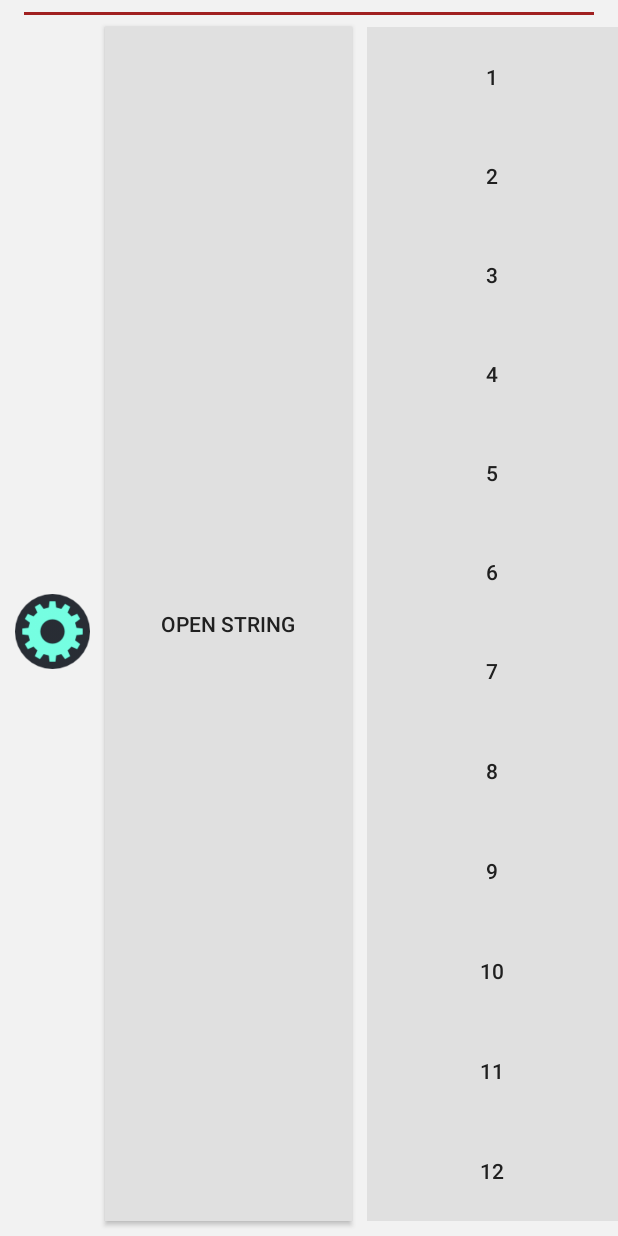
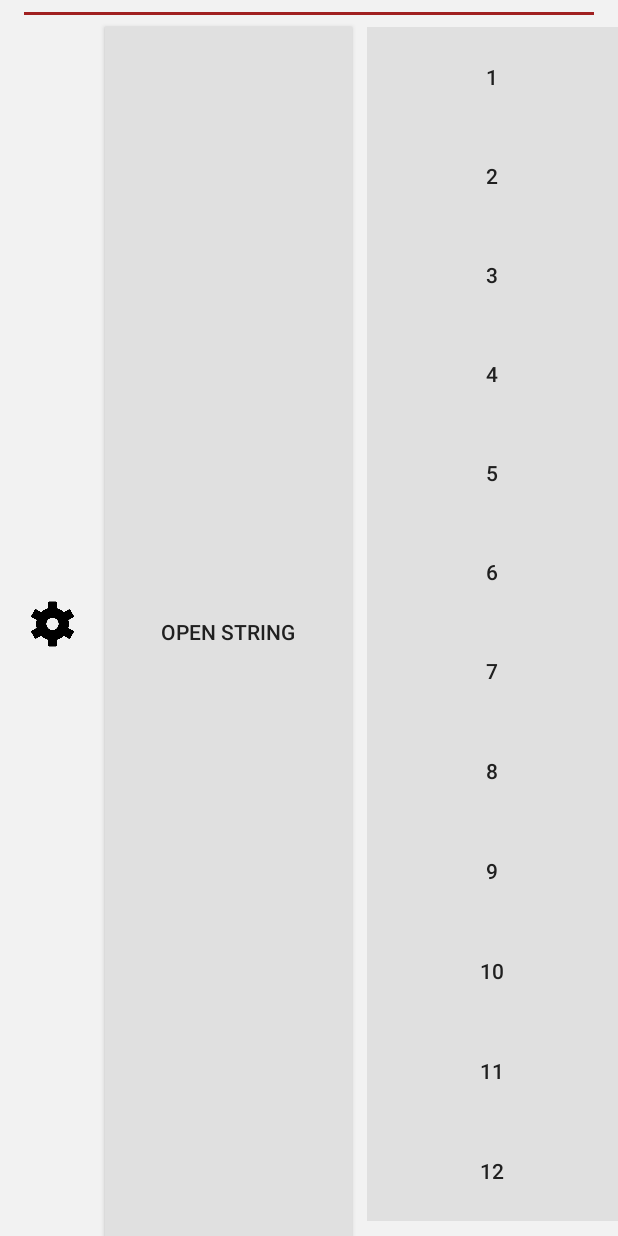
Before and after one commit to kash-patel/Violinistica, an Android app: the screen it shows after launch (PlayMode), on a phone screen of 412 x 824 dp. Run offline under Robolectric (Android 15) with nearby library versions, the phone set to English and light mode, and no system bars.

Commit message:
Layout and UI changes

```diff
--- a/app/src/main/res/layout/play_mode_layout.xml
+++ b/app/src/main/res/layout/play_mode_layout.xml
@@ -28,23 +28,21 @@
 
     <Button
         android:id="@+id/activitySwitchButton"
-        android:background="@drawable/gear"
-        android:textColor="@color/text"
         android:layout_width="50dp"
         android:layout_height="50dp"
         android:layout_marginLeft="10dp"
         android:layout_marginRight="10dp"
+        android:background="@drawable/noun_gear"
+        android:textColor="@color/text"
+        app:layout_constraintBottom_toBottomOf="parent"
         app:layout_constraintLeft_toLeftOf="parent"
         app:layout_constraintRight_toLeftOf="@id/playOpenStringButton"
-        app:layout_constraintTop_toBottomOf="@id/tiltIndicator"
-        app:layout_constraintBottom_toBottomOf="parent"
-        />
+        app:layout_constraintTop_toBottomOf="@id/tiltIndicator" />
 
     <Button
         android:id="@+id/playOpenStringButton"
         android:layout_width="0dp"
         android:layout_height="0dp"
-        android:layout_marginBottom="10dp"
         android:background="@color/button"
         android:text="Open String"
         android:textColor="@color/text"
```
Also changed, not shown: app/src/main/res/drawable/button_bg.xml (added, +9 -0 lines), app/src/main/res/layout/customise_mode_layout.xml (+4 -6 lines), app/src/main/res/drawable/noun_gear.png (added), app/src/main/res/drawable/noun_note.png (added).
